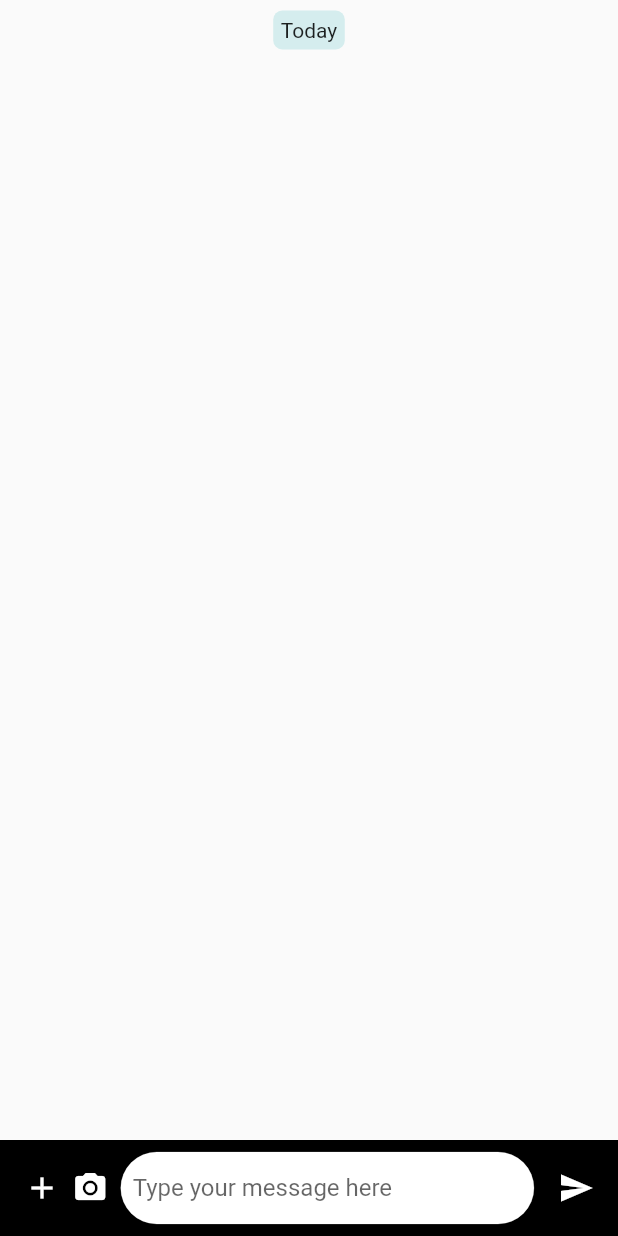
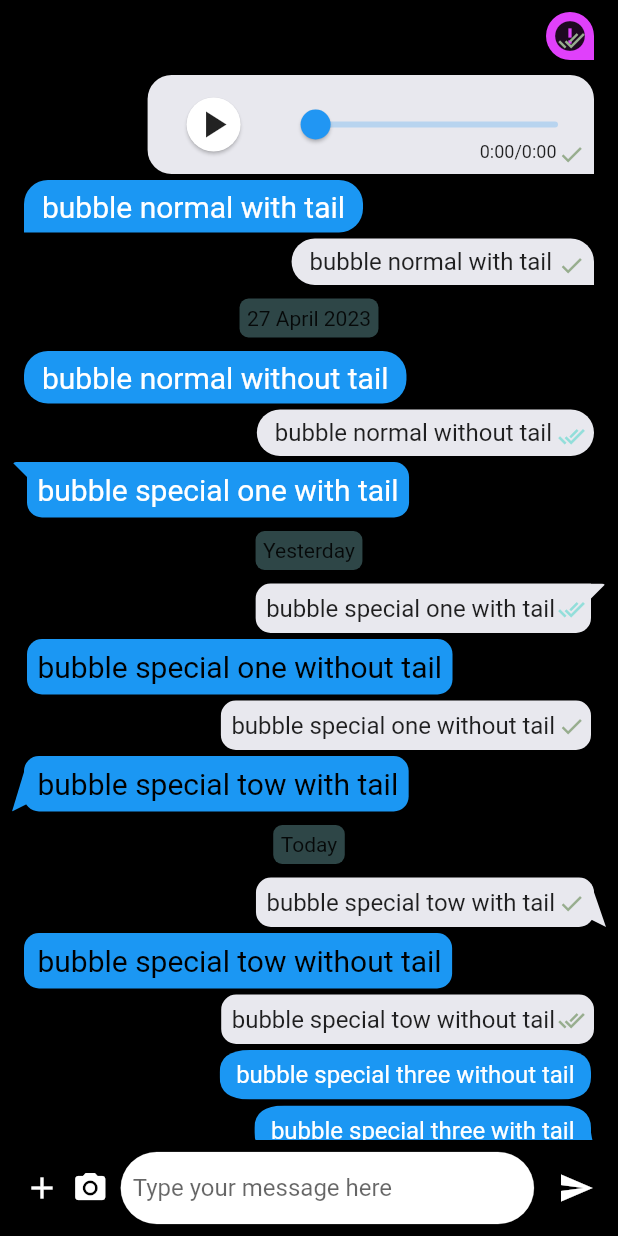
Before and after one commit to yukthi14/BoliyeG-1, a Flutter app: the ChattingScreen screen opened directly, on a phone screen of 412 x 824 dp. Run offline on Flutter 3.47's test engine with Material 2 defaults, Android fonts, the phone set to English and light mode, and no system bars; drawn by our look-alikes of cached_network_image; our stand-ins replace audioplayers, image_picker, page_transition; missing offline and left inert: animate_icons; network calls fail.

Commit message:
app Icon ,app name ,chat page defined

```diff
--- a/lib/bubbles/bubble_special_one.dart
+++ b/lib/bubbles/bubble_special_one.dart
@@ -41,7 +41,7 @@ class BubbleSpecialOne extends StatelessWidget {
     Icon? stateIcon;
     if (sent) {
       stateTick = true;
-      stateIcon = Icon(
+      stateIcon = const Icon(
         Icons.done,
         size: 18,
         color: Color(0xFF97AD8E),
@@ -49,7 +49,7 @@ class BubbleSpecialOne extends StatelessWidget {
     }
     if (delivered) {
       stateTick = true;
-      stateIcon = Icon(
+      stateIcon = const Icon(
         Icons.done_all,
         size: 18,
         color: Color(0xFF97AD8E),
@@ -57,7 +57,7 @@ class BubbleSpecialOne extends StatelessWidget {
     }
     if (seen) {
       stateTick = true;
-      stateIcon = Icon(
+      stateIcon = const Icon(
         Icons.done_all,
         size: 18,
         color: Color(0xFF92DEDA),
@@ -79,15 +79,15 @@ class BubbleSpecialOne extends StatelessWidget {
             ),
             margin: isSender
                 ? stateTick
-                    ? EdgeInsets.fromLTRB(7, 7, 14, 7)
-                    : EdgeInsets.fromLTRB(7, 7, 17, 7)
-                : EdgeInsets.fromLTRB(17, 7, 7, 7),
+                    ? const EdgeInsets.fromLTRB(7, 7, 14, 7)
+                    : const EdgeInsets.fromLTRB(7, 7, 17, 7)
+                : const EdgeInsets.fromLTRB(17, 7, 7, 7),
             child: Stack(
               children: <Widget>[
                 Padding(
                   padding: stateTick
-                      ? EdgeInsets.only(right: 20)
-                      : EdgeInsets.symmetric(vertical: 0, horizontal: 0),
+                      ? const EdgeInsets.only(right: 20)
+                      : const EdgeInsets.symmetric(vertical: 0, horizontal: 0),
                   child: Text(
                     text,
                     style: textStyle,
@@ -100,7 +100,7 @@ class BubbleSpecialOne extends StatelessWidget {
                         right: 0,
                         child: stateIcon,
                       )
-                    : SizedBox(
+                    : const SizedBox(
                         width: 1,
                       ),
               ],
@@ -127,8 +127,8 @@ class SpecialChatBubbleOne extends CustomPainter {
     required this.tail,
   });
 
-  double _radius = 10.0;
-  double _x = 10.0;
+  final double _radius = 10.0;
+  final double _x = 10.0;
 
   @override
   void paint(Canvas canvas, Size size) {
@@ -145,9 +145,9 @@ class SpecialChatBubbleOne extends CustomPainter {
               topLeft: Radius.circular(_radius),
             ),
             Paint()
-              ..color = this.color
+              ..color = color
               ..style = PaintingStyle.fill);
-        var path = new Path();
+        var path = Path();
         path.moveTo(size.width - _x, 0);
         path.lineTo(size.width - _x, 10);
         path.lineTo(size.width, 0);
@@ -158,10 +158,10 @@ class SpecialChatBubbleOne extends CustomPainter {
               0.0,
               size.width,
               size.height,
-              topRight: Radius.circular(3),
+              topRight: const Radius.circular(3),
             ),
             Paint()
-              ..color = this.color
+              ..color = color
               ..style = PaintingStyle.fill);
       } else {
         canvas.drawRRect(
@@ -176,7 +176,7 @@ class SpecialChatBubbleOne extends CustomPainter {
               topRight: Radius.circular(_radius),
             ),
             Paint()
-              ..color = this.color
+              ..color = color
               ..style = PaintingStyle.fill);
       }
     } else {
--- a/lib/constant/strings.dart
+++ b/lib/constant/strings.dart
@@ -5,6 +5,8 @@ class Strings{
   static const String userName='@vishwajeet';
   static const String profile='Profile';
   static const String aboutUs='About Us';
+  static const String setting='Setting';
   static const String searchBar='Search by name';
 }
 bool drawer= false;
+bool upperDrawer= false;
--- a/lib/screens/chating_screen.dart
+++ b/lib/screens/chating_screen.dart
@@ -1,7 +1,14 @@
 import 'package:audioplayers/audioplayers.dart';
+import 'package:cached_network_image/cached_network_image.dart';
 import 'package:flutter/material.dart';
 import 'package:image_picker/image_picker.dart';
 
+import '../bubbles/bubble_normal.dart';
+import '../bubbles/bubble_normal_audio.dart';
+import '../bubbles/bubble_normal_image.dart';
+import '../bubbles/bubble_special_one.dart';
+import '../bubbles/bubble_special_three.dart';
+import '../bubbles/bubble_special_two.dart';
 import '../date_chips/date_chip.dart';
 import '../message_bar/message_bar.dart';
 
@@ -26,160 +33,161 @@ class _ChattingScreenState extends State<ChattingScreen> {
   Widget build(BuildContext context) {
     final now = DateTime.now();
     return Scaffold(
+      backgroundColor: Colors.black,
       body: Stack(
         children: [
           SingleChildScrollView(
             child: Column(
               children: <Widget>[
-                // BubbleNormalImage(
-                //   id: 'id001',
-                //   image: _image(),
-                //   color: Colors.purpleAccent,
-                //   tail: true,
-                //   delivered: true,
-                // ),
-                // BubbleNormalAudio(
-                //   color: Color(0xFFE8E8EE),
-                //   duration: duration.inSeconds.toDouble(),
-                //   position: position.inSeconds.toDouble(),
-                //   isPlaying: isPlaying,
-                //   isLoading: isLoading,
-                //   isPause: isPause,
-                //   onSeekChanged: _changeSeek,
-                //  // onPlayPauseButtonClick: _playAudio,
-                //   sent: true,
-                // ),
-                // BubbleNormal(
-                //   text: 'bubble normal with tail',
-                //   isSender: false,
-                //   color: Color(0xFF1B97F3),
-                //   tail: true,
-                //   textStyle: TextStyle(
-                //     fontSize: 20,
-                //     color: Colors.white,
-                //   ),
-                // ),
-                // BubbleNormal(
-                //   text: 'bubble normal with tail',
-                //   isSender: true,
-                //   color: Color(0xFFE8E8EE),
-                //   tail: true,
-                //   sent: true,
-                // ),
-                // DateChip(
-                //   date: new DateTime(now.year, now.month, now.day - 2),
-                // ),
-                // BubbleNormal(
-                //   text: 'bubble normal without tail',
-                //   isSender: false,
-                //   color: Color(0xFF1B97F3),
-                //   tail: false,
-                //   textStyle: TextStyle(
-                //     fontSize: 20,
-                //     color: Colors.white,
-                //   ),
-                // ),
-                // BubbleNormal(
-                //   text: 'bubble normal without tail',
-                //   color: Color(0xFFE8E8EE),
-                //   tail: false,
-                //   sent: true,
-                //   seen: true,
-                //   delivered: true,
-                // ),
-                // BubbleSpecialOne(
-                //   text: 'bubble special one with tail',
-                //   isSender: false,
-                //   color: Color(0xFF1B97F3),
-                //   textStyle: TextStyle(
-                //     fontSize: 20,
-                //     color: Colors.white,
-                //   ),
-                // ),
-                // DateChip(
-                //   date: new DateTime(now.year, now.month, now.day - 1),
-                // ),
-                // BubbleSpecialOne(
-                //   text: 'bubble special one with tail',
-                //   color: Color(0xFFE8E8EE),
-                //   seen: true,
-                // ),
-                // BubbleSpecialOne(
-                //   text: 'bubble special one without tail',
-                //   isSender: false,
-                //   tail: false,
-                //   color: Color(0xFF1B97F3),
-                //   textStyle: TextStyle(
-                //     fontSize: 20,
-                //     color: Colors.black,
-                //   ),
-                // ),
-                // BubbleSpecialOne(
-                //   text: 'bubble special one without tail',
-                //   tail: false,
-                //   color: Color(0xFFE8E8EE),
-                //   sent: true,
-                // ),
-                // BubbleSpecialTwo(
-                //   text: 'bubble special tow with tail',
-                //   isSender: false,
-                //   color: Color(0xFF1B97F3),
-                //   textStyle: TextStyle(
-                //     fontSize: 20,
-                //     color: Colors.black,
-                //   ),
-                // ),
+                BubbleNormalImage(
+                  id: 'id001',
+                  image: _image(),
+                  color: Colors.purpleAccent,
+                  tail: true,
+                  delivered: true,
+                ),
+                BubbleNormalAudio(
+                  color: Color(0xFFE8E8EE),
+                  duration: duration.inSeconds.toDouble(),
+                  position: position.inSeconds.toDouble(),
+                  isPlaying: isPlaying,
+                  isLoading: isLoading,
+                  isPause: isPause,
+                  onSeekChanged: _changeSeek,
+                 // onPlayPauseButtonClick: _playAudio,
+                  sent: true, onPlayPauseButtonClick: () {  },
+                ),
+                BubbleNormal(
+                  text: 'bubble normal with tail',
+                  isSender: false,
+                  color: Color(0xFF1B97F3),
+                  tail: true,
+                  textStyle: TextStyle(
+                    fontSize: 20,
+                    color: Colors.white,
+                  ),
+                ),
+                BubbleNormal(
+                  text: 'bubble normal with tail',
+                  isSender: true,
+                  color: Color(0xFFE8E8EE),
+                  tail: true,
+                  sent: true,
+                ),
+                DateChip(
+                  date: DateTime(now.year, now.month, now.day - 2),
+                ),
+                BubbleNormal(
+                  text: 'bubble normal without tail',
+                  isSender: false,
+                  color: const Color(0xFF1B97F3),
+                  tail: false,
+                  textStyle: const TextStyle(
+                    fontSize: 20,
+                    color: Colors.white,
+                  ),
+                ),
+                BubbleNormal(
+                  text: 'bubble normal without tail',
+                  color: const Color(0xFFE8E8EE),
+                  tail: false,
+                  sent: true,
+                  seen: true,
+                  delivered: true,
+                ),
+                const BubbleSpecialOne(
+                  text: 'bubble special one with tail',
+                  isSender: false,
+                  color: Color(0xFF1B97F3),
+                  textStyle: TextStyle(
+                    fontSize: 20,
+                    color: Colors.white,
+                  ),
+                ),
+                DateChip(
+                  date: DateTime(now.year, now.month, now.day - 1),
+                ),
+                const BubbleSpecialOne(
+                  text: 'bubble special one with tail',
+                  color: Color(0xFFE8E8EE),
+                  seen: true,
+                ),
+                const BubbleSpecialOne(
+                  text: 'bubble special one without tail',
+                  isSender: false,
+                  tail: false,
+                  color: Color(0xFF1B97F3),
+                  textStyle: TextStyle(
+                    fontSize: 20,
+                    color: Colors.black,
+                  ),
+                ),
+                const BubbleSpecialOne(
+                  text: 'bubble special one without tail',
+                  tail: false,
+                  color: Color(0xFFE8E8EE),
+                  sent: true,
+                ),
+                const BubbleSpecialTwo(
+                  text: 'bubble special tow with tail',
+                  isSender: false,
+                  color: Color(0xFF1B97F3),
+                  textStyle: TextStyle(
+                    fontSize: 20,
+                    color: Colors.black,
+                  ),
+                ),
                 Center(
                   child: DateChip(
                     date: now,
                   ),
                 ),
-                // BubbleSpecialTwo(
-                //   text: 'bubble special tow with tail',
-                //   isSender: true,
-                //   color: Color(0xFFE8E8EE),
-                //   sent: true,
-                // ),
-                // BubbleSpecialTwo(
-                //   text: 'bubble special tow without tail',
-                //   isSender: false,
-                //   tail: false,
-                //   color: Color(0xFF1B97F3),
-                //   textStyle: TextStyle(
-                //     fontSize: 20,
-                //     color: Colors.black,
-                //   ),
-                // ),
-                // BubbleSpecialTwo(
-                //   text: 'bubble special tow without tail',
-                //   tail: false,
-                //   color: Color(0xFFE8E8EE),
-                //   delivered: true,
-                // ),
-                // BubbleSpecialThree(
-                //   text: 'bubble special three without tail',
-                //   color: Color(0xFF1B97F3),
-                //   tail: false,
-                //   textStyle: TextStyle(color: Colors.white, fontSize: 16),
-                // ),
-                // BubbleSpecialThree(
-                //   text: 'bubble special three with tail',
-                //   color: Color(0xFF1B97F3),
-                //   tail: true,
-                //   textStyle: TextStyle(color: Colors.white, fontSize: 16),
-                // ),
-                // BubbleSpecialThree(
-                //   text: "bubble special three without tail",
-                //   color: Color(0xFFE8E8EE),
-                //   tail: false,
-                //   isSender: false,
-                // ),
-                // BubbleSpecialThree(
-                //   text: "bubble special three with tail",
-                //   color: Color(0xFFE8E8EE),
-                //   tail: true,
-                //   isSender: false,
-                // ),
+                const BubbleSpecialTwo(
+                  text: 'bubble special tow with tail',
+                  isSender: true,
+                  color: Color(0xFFE8E8EE),
+                  sent: true,
+                ),
+                const BubbleSpecialTwo(
+                  text: 'bubble special tow without tail',
+                  isSender: false,
+                  tail: false,
+                  color: Color(0xFF1B97F3),
+                  textStyle: TextStyle(
+                    fontSize: 20,
+                    color: Colors.black,
+                  ),
+                ),
+                const BubbleSpecialTwo(
+                  text: 'bubble special tow without tail',
+                  tail: false,
+                  color: Color(0xFFE8E8EE),
+                  delivered: true,
+                ),
+                const BubbleSpecialThree(
+                  text: 'bubble special three without tail',
+                  color: Color(0xFF1B97F3),
+                  tail: false,
+                  textStyle: TextStyle(color: Colors.white, fontSize: 16),
+                ),
+                const BubbleSpecialThree(
+                  text: 'bubble special three with tail',
+                  color: Color(0xFF1B97F3),
+                  tail: true,
+                  textStyle: TextStyle(color: Colors.white, fontSize: 16),
+                ),
+                const BubbleSpecialThree(
+                  text: "bubble special three without tail",
+                  color: Color(0xFFE8E8EE),
+                  tail: false,
+                  isSender: false,
+                ),
+                const BubbleSpecialThree(
+                  text: "bubble special three with tail",
+                  color: Color(0xFFE8E8EE),
+                  tail: true,
+                  isSender: false,
+                ),
                 const SizedBox(
                   height: 100,
                 )
@@ -232,69 +240,69 @@ class _ChattingScreenState extends State<ChattingScreen> {
     );
   }
 
-// Widget _image() {
-//   return Container(
-//     constraints: BoxConstraints(
-//       minHeight: 20.0,
-//       minWidth: 20.0,
-//     ),
-//     child: CachedNetworkImage(
-//       imageUrl: 'https://i.ibb.co/JCyT1kT/Asset-1.png',
-//       progressIndicatorBuilder: (context, url, downloadProgress) =>
-//           CircularProgressIndicator(value: downloadProgress.progress),
-//       errorWidget: (context, url, error) => const Icon(Icons.error),
-//     ),
-//   );
-// }
+Widget _image() {
+  return Container(
+    constraints: const BoxConstraints(
+      minHeight: 20.0,
+      minWidth: 20.0,
+    ),
+    child: CachedNetworkImage(
+      imageUrl: 'https://i.ibb.co/JCyT1kT/Asset-1.png',
+      progressIndicatorBuilder: (context, url, downloadProgress) =>
+          CircularProgressIndicator(value: downloadProgress.progress),
+      errorWidget: (context, url, error) => const Icon(Icons.error),
+    ),
+  );
+}
 
-// void _changeSeek(double value) {
-//   setState(() {
-//     audioPlayer.seek(new Duration(seconds: value.toInt()));
-//   });
-// }
+void _changeSeek(double value) {
+  setState(() {
+    audioPlayer.seek(Duration(seconds: value.toInt()));
+  });
+}
 
-// void _playAudio() async {
-//   final url =
-//       'https://file-examples-com.github.io/uploads/2017/11/file_example_MP3_700KB.mp3';
-//   if (isPause) {
-//     await audioPlayer.resume();
-//     setState(() {
-//       isPlaying = true;
-//       isPause = false;
-//     });
-//   } else if (isPlaying) {
-//     await audioPlayer.pause();
-//     setState(() {
-//       isPlaying = false;
-//       isPause = true;
-//     });
-//   } else {
-//     setState(() {
-//       isLoading = true;
-//     });
-//     await audioPlayer.play(url);
-//     setState(() {
-//       isPlaying = true;
-//     });
-//   }
-//
-//   audioPlayer.onDurationChanged.listen((Duration d) {
-//     setState(() {
-//       duration = d;
-//       isLoading = false;
-//     });
-//   });
-//   audioPlayer.onAudioPositionChanged.listen((Duration p) {
-//     setState(() {
-//       position = p;
-//     });
-//   });
-//   audioPlayer.onPlayerCompletion.listen((event) {
-//     setState(() {
-//       isPlaying = false;
-//       duration = new Duration();
-//       position = new Duration();
-//     });
-//   });
-// }
+void _playAudio() async {
+  const url =
+      'https://file-examples-com.github.io/uploads/2017/11/file_example_MP3_700KB.mp3';
+  if (isPause) {
+    await audioPlayer.resume();
+    setState(() {
+      isPlaying = true;
+      isPause = false;
+    });
+  } else if (isPlaying) {
+    await audioPlayer.pause();
+    setState(() {
+      isPlaying = false;
+      isPause = true;
+    });
+  } else {
+    setState(() {
+      isLoading = true;
+    });
+    await audioPlayer.play(url);
+    setState(() {
+      isPlaying = true;
+    });
+  }
+
+  audioPlayer.onDurationChanged.listen((Duration d) {
+    setState(() {
+      duration = d;
+      isLoading = false;
+    });
+  });
+  audioPlayer.onAudioPositionChanged.listen((Duration p) {
+    setState(() {
+      position = p;
+    });
+  });
+  audioPlayer.onPlayerCompletion.listen((event) {
+    setState(() {
+      isPlaying = false;
+      duration = const Duration();
+      position = const Duration();
+    });
+  });
 }
+}
--- a/pubspec.yaml
+++ b/pubspec.yaml
@@ -38,6 +38,7 @@ dependencies:
   image_picker: ^0.8.7+4
   camera: ^0.10.4
   animate_icons: ^2.0.0
+  page_transition: ^2.0.9
 
 dev_dependencies:
   flutter_test:
```
Also changed, not shown: lib/screens/homepage.dart (+166 -72 lines), pubspec.lock, 17 other files.
